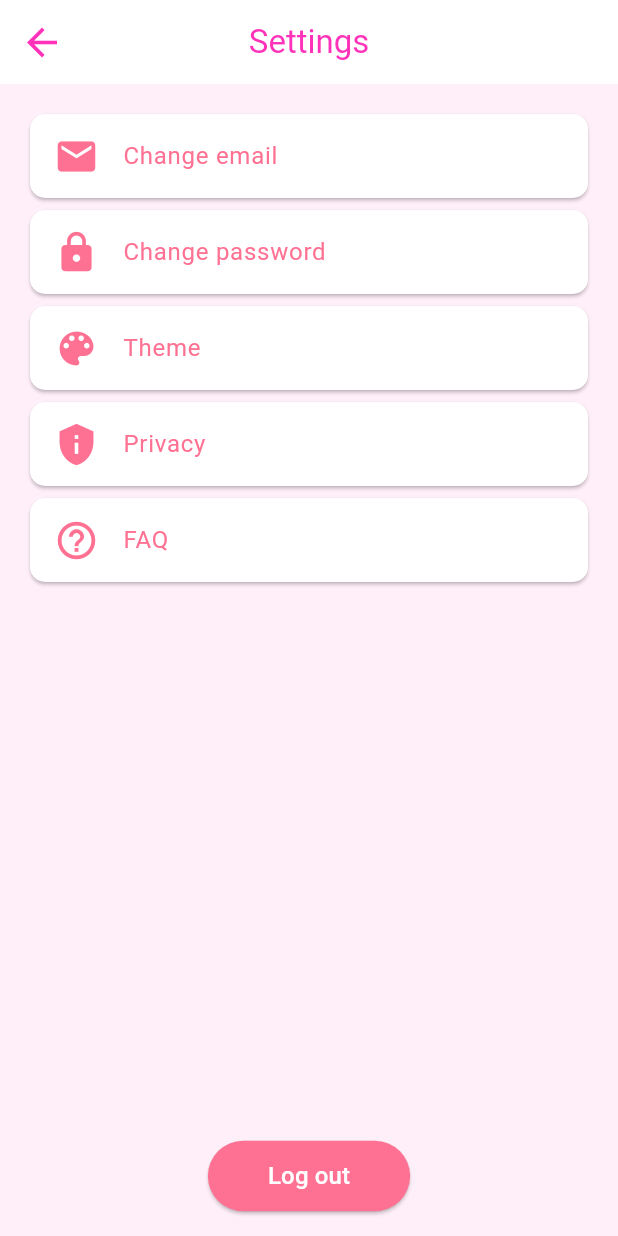
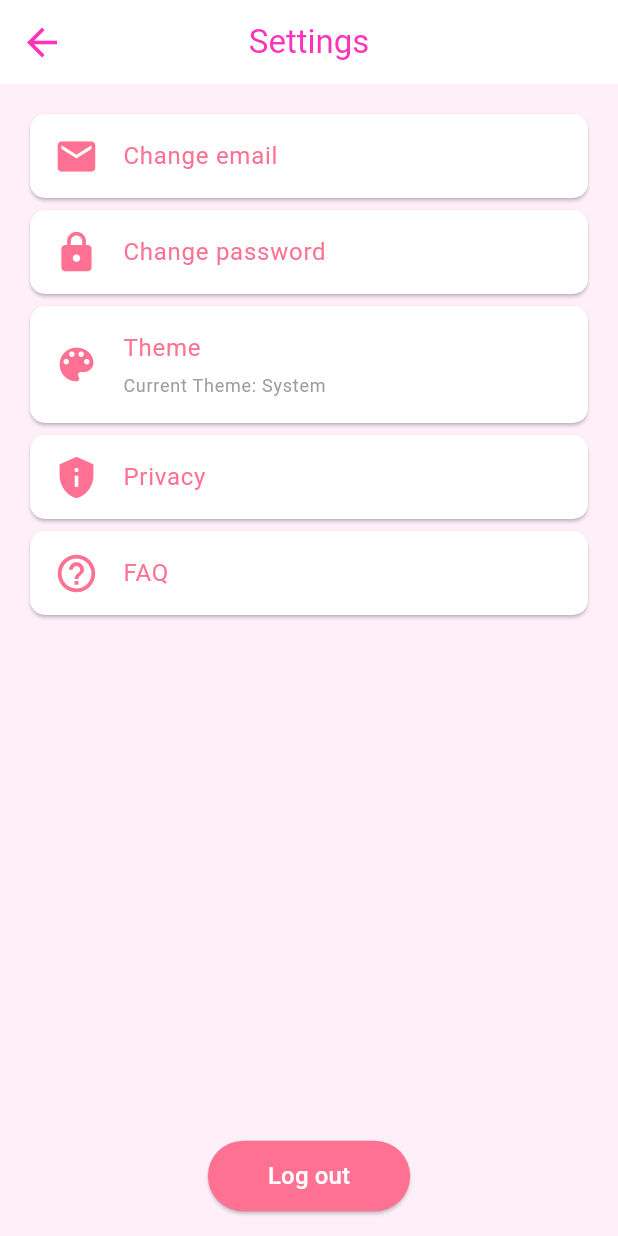
Before and after one commit to jhans-programming/ss_makeeasy, a Flutter app: the SettingsPage screen opened directly, on a phone screen of 412 x 824 dp. Run offline on Flutter 3.47's test engine with Material 3 defaults, Android fonts, the light colour scheme and no system bars; our stand-ins replace camera, flutter_markdown, flutter_staggered_animations, tuple; missing offline and left inert: camera_android, google_mlkit_commons, google_mlkit_face_mesh_detection; Roboto replaces fonts that are missing (Montserrat); project files that could hold a hidden picture were left out.

Commit message:
Gio: Updated Settings Logout & Theme

```diff
--- a/lib/pages/SettingsPage.dart
+++ b/lib/pages/SettingsPage.dart
@@ -1,6 +1,8 @@
 import 'package:flutter/material.dart';
 import 'package:makeeasy/utils/appStyle.dart';
 import 'package:makeeasy/main.dart';
+import 'package:makeeasy/pages/RegisterPage.dart';
+import 'package:makeeasy/pages/MainScreen.dart';
 
 class SettingsPage extends StatelessWidget {
   const SettingsPage({super.key});
@@ -38,11 +40,39 @@ class SettingsPage extends StatelessWidget {
               Icons.lock,
               "Change password",
             ), // Password feature button here
-            _buildSettingsItem(
-              context,
-              Icons.color_lens,
-              "Theme",
-              onTap: () => _toggleTheme(context),
+            Card(
+              elevation: 1,
+              shape: RoundedRectangleBorder(
+                borderRadius: BorderRadius.circular(10),
+              ),
+              child: ListTile(
+                contentPadding: const EdgeInsets.symmetric(
+                  horizontal: 16,
+                  vertical: 8,
+                ),
+                leading: Icon(
+                  Icons.color_lens,
+                  size: 30,
+                  color: Theme.of(context).colorScheme.secondary,
+                ),
+                title: Column(
+                  crossAxisAlignment: CrossAxisAlignment.start,
+                  children: [
+                    Text(
+                      "Theme",
+                      style: TextStyle(
+                        color: Theme.of(context).colorScheme.secondary,
+                      ),
+                    ),
+                    const SizedBox(height: 4),
+                    Text(
+                      "Current Theme: ${_getThemeName(themeNotifier.value)}",
+                      style: const TextStyle(color: Colors.grey, fontSize: 12),
+                    ),
+                  ],
+                ),
+                onTap: () => _toggleTheme(context),
+              ),
             ),
 
             _buildSettingsItem(
@@ -60,9 +90,8 @@ class SettingsPage extends StatelessWidget {
             ),
             const Spacer(),
             ElevatedButton(
-              onPressed: () {
-                // Add logout functionality here
-              },
+              onPressed: () => _showLogoutDialog(context),
+
               style: ElevatedButton.styleFrom(
                 backgroundColor: Theme.of(context).colorScheme.secondary,
                 shape: RoundedRectangleBorder(
@@ -268,3 +297,52 @@ void _toggleTheme(BuildContext context) {
     ),
   );
 }
+
+void _showLogoutDialog(BuildContext context) {
+  showDialog(
+    context: context,
+    builder: (BuildContext context) {
+      return AlertDialog(
+        shape: RoundedRectangleBorder(borderRadius: BorderRadius.circular(16)),
+        title: const Text("Confirm Logout"),
+        content: const Text("Are you sure you want to log out?"),
+        actions: [
+          TextButton(
+            onPressed: () => Navigator.of(context).pop(), // Close the dialog
+            child: const Text("Cancel"),
+          ),
+          ElevatedButton(
+            style: ElevatedButton.styleFrom(
+              backgroundColor: Theme.of(context).colorScheme.secondary,
+            ),
+            onPressed: () {
+              Navigator.of(context).pop(); // Close the dialog
+              Navigator.of(context).pushReplacement(
+                MaterialPageRoute(
+                  builder:
+                      (context) => const MainScreen(
+                        // Navigate to MainScreen
+                        key: Key('main_screen'),
+                      ),
+                ),
+              );
+            },
+            child: const Text("Yes", style: TextStyle(color: Colors.white)),
+          ),
+        ],
+      );
+    },
+  );
+}
+
+String _getThemeName(ThemeMode mode) {
+  switch (mode) {
+    case ThemeMode.dark:
+      return "Dark";
+    case ThemeMode.light:
+      return "Light";
+    case ThemeMode.system:
+    default:
+      return "System";
+  }
+}
```
